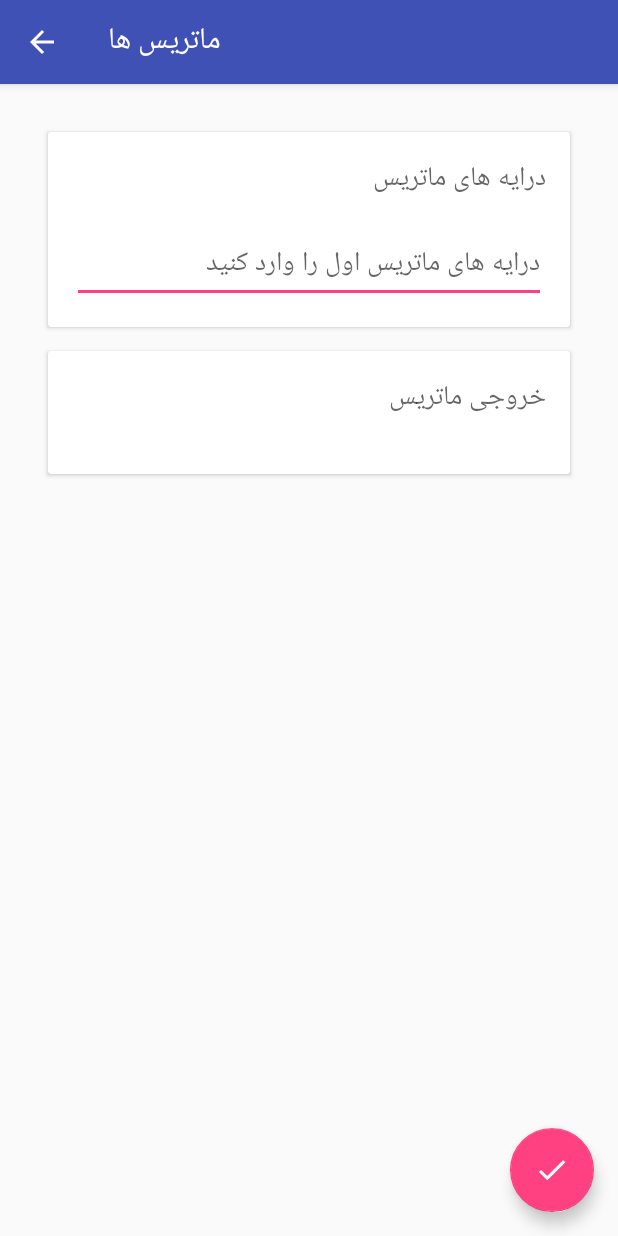
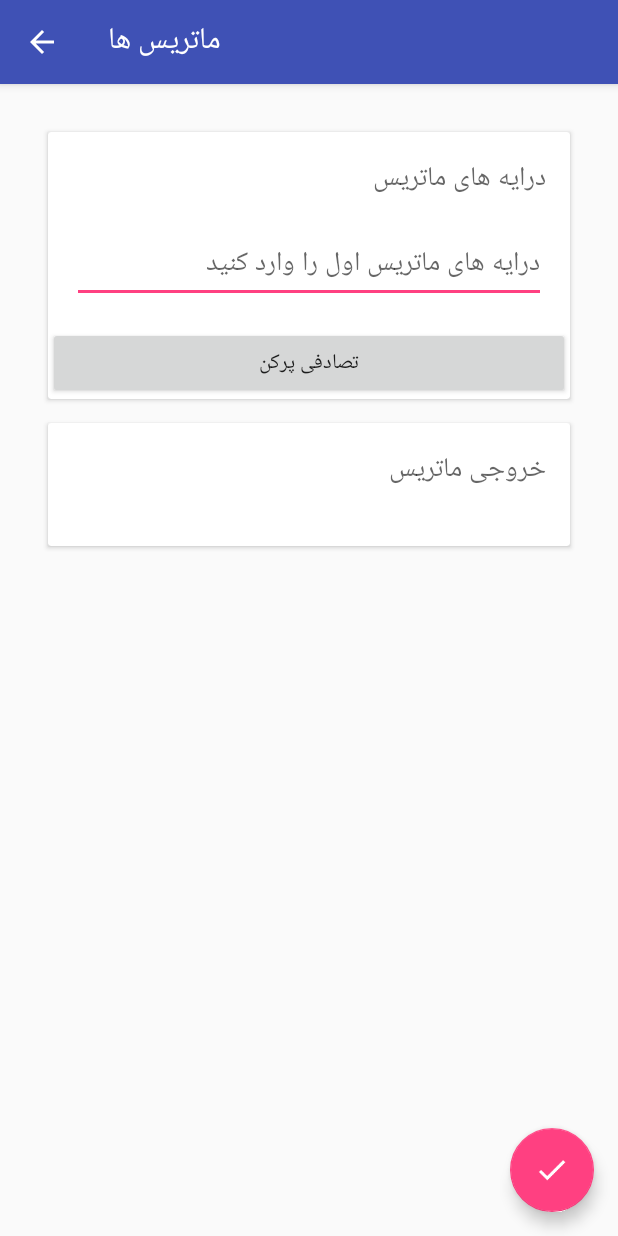
Before and after one commit to BehnamMabodi/Android-StrassenMultiplication, an Android app: the EnterMatrix screen opened directly, with no data from a screen before it, on a phone screen of 412 x 824 dp. Run offline under Robolectric (Android 15) with nearby library versions, the phone set to English and light mode, and no system bars; 2 statements that could not run were skipped.

Commit message:
+ Implemented Random Fill in Matrix Activity

```diff
--- a/app/src/main/java/ir/newway/strassen_multiplication/InnerClasses/EnterMatrix.java
+++ b/app/src/main/java/ir/newway/strassen_multiplication/InnerClasses/EnterMatrix.java
@@ -7,6 +7,7 @@ import android.support.v7.app.AppCompatActivity;
 import android.support.v7.widget.Toolbar;
 import android.view.MenuItem;
 import android.view.View;
+import android.widget.Button;
 import android.widget.EditText;
 import android.widget.TextView;
 
@@ -20,6 +21,7 @@ public class EnterMatrix extends AppCompatActivity {
     int mColumnLimit;
     EditText edtInput;
     TextView mTvOutputLog;
+    Button mRandomFill;
 
     @Override
     protected void onCreate(Bundle savedInstanceState) {
@@ -27,6 +29,7 @@ public class EnterMatrix extends AppCompatActivity {
         setContentView(R.layout.activity_enter_matrix);
         mTvOutputLog = (TextView) findViewById(R.id.tv_matrix_output);
         edtInput = (EditText) findViewById(R.id.edt_matrixInput);
+        mRandomFill = (Button) findViewById(R.id.btn_random_fill);
 
         mRowLimit = getIntent().getExtras().getInt("matrix_row");
         mColumnLimit = getIntent().getExtras().getInt("matrix_column");
@@ -52,6 +55,17 @@ public class EnterMatrix extends AppCompatActivity {
                 edtInput.setText("");
             }
         });
+
+        mRandomFill.setOnClickListener(new View.OnClickListener() {
+            @Override
+            public void onClick(View view) {
+                mMatrix1.randomFill(10);
+                mMatrix2.randomFill(10);
+                Snackbar.make(edtInput, getString(R.string.matrix_full), Snackbar.LENGTH_LONG).show();
+                doStrassen();
+            }
+        });
+
         getSupportActionBar().setDisplayHomeAsUpEnabled(true);
     }
 
@@ -64,12 +78,13 @@ public class EnterMatrix extends AppCompatActivity {
             mTvOutputLog.setText(mMatrix1.getLog() + mMatrix2.getLog());
             if (mMatrix2.isFull())
                 doStrassen();
-        } else
+        } else {
+            Snackbar.make(edtInput, getString(R.string.matrix_full), Snackbar.LENGTH_LONG).show();
             doStrassen();
+        }
     }
 
     private void doStrassen() {
-        Snackbar.make(edtInput, getString(R.string.matrix_full), Snackbar.LENGTH_LONG).show();
         Matrix result = new Matrix(Strassen.strassen(mMatrix1.toArray(), mMatrix2.toArray()));
         mTvOutputLog.setText(mMatrix1.getLog() + mMatrix2.getLog() + result.getLog());
     }
--- a/app/src/main/res/layout/content_enter_matrix.xml
+++ b/app/src/main/res/layout/content_enter_matrix.xml
@@ -51,6 +51,12 @@
                     android:hint="@string/matrix1_input"
                     android:inputType="number|numberDecimal"/>
 
+                <Button
+                    android:id="@+id/btn_random_fill"
+                    android:layout_width="match_parent"
+                    android:layout_height="wrap_content"
+                    android:text="@string/random_fill"/>
+
             </TableLayout>
         </android.support.v7.widget.CardView>
 
--- a/app/src/main/res/values/strings.xml
+++ b/app/src/main/res/values/strings.xml
@@ -17,4 +17,5 @@
     <string name="matrix_input">درایه های ماتریس</string>
     <string name="matrix_output">خروجی ماتریس</string>
     <string name="matrix_full">ماتریس ها پر شده اند</string>
+    <string name="random_fill">تصادفی پرکن</string>
 </resources>
```
